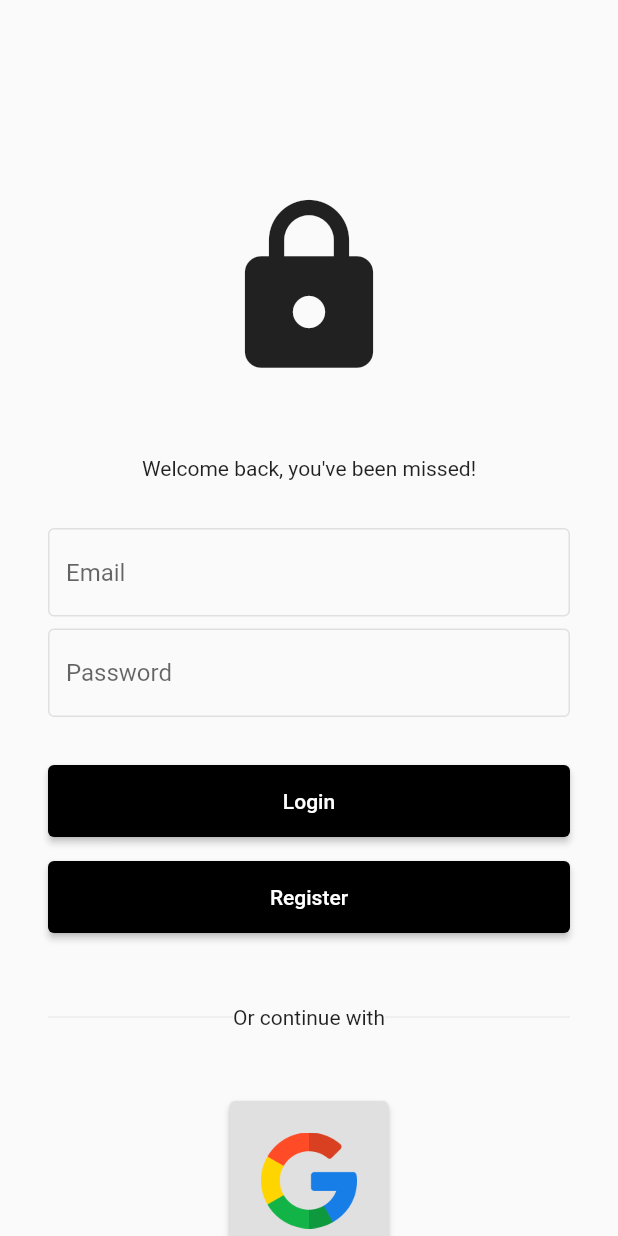
After one commit to alesed/flash-cards-mobile, a Flutter app: the screen it shows after launch, on a phone screen of 412 x 824 dp. The commit adds this screen. Run offline on Flutter 3.47's test engine with Material 2 defaults, Android fonts, the phone set to English and light mode, and no system bars; our stand-ins replace cloud_firestore, firebase_auth, firebase_core, get_it, rxdart, swipe_cards; accounts and stored records are empty.

Commit message:
Add an auth page that handles login status

```diff
--- a/lib/features/auth/pages/auth_page.dart
+++ b/lib/features/auth/pages/auth_page.dart
@@ -1,6 +1,7 @@
+import 'package:flashcards/features/auth/pages/login_page.dart';
 import 'package:flashcards/features/auth/services/auth_service.dart';
+import 'package:flashcards/features/home/pages/home_page.dart';
 import 'package:flashcards/locator.dart';
-import 'package:flashcards/widgets/form_input.dart';
 import 'package:flutter/material.dart';
 
 class AuthPage extends StatelessWidget {
@@ -9,124 +10,16 @@ class AuthPage extends StatelessWidget {
   @override
   Widget build(BuildContext context) {
     final authService = getIt<AuthenticationService>();
-    final emailController = TextEditingController();
-    final passwordController = TextEditingController();
 
-    return Scaffold(
-      body: SingleChildScrollView(
-        child: Padding(
-          padding: EdgeInsets.all(32),
-          child: Column(
-            mainAxisAlignment: MainAxisAlignment.center,
-            children: [
-              SizedBox(height: 96),
-              Icon(Icons.lock, size: 128),
-              SizedBox(height: 48),
-              Text(
-                "Welcome back, you've been missed!",
-              ),
-              SizedBox(height: 32),
-              _buildInputForm(emailController, passwordController),
-              SizedBox(height: 32),
-              _buildAuthButton('Login', () async {
-                await authService.login(
-                  emailController.text,
-                  passwordController.text,
-                );
-              }),
-              SizedBox(height: 16),
-              _buildAuthButton('Register', () async {
-                await authService.createAccount(
-                  emailController.text,
-                  passwordController.text,
-                );
-              }),
-              SizedBox(height: 48),
-              _buildDivider(),
-              SizedBox(height: 48),
-              _buildSocialSitesLogin(),
-            ],
-          ),
-        ),
-      ),
+    return StreamBuilder(
+      stream: authService.authState,
+      builder: (context, snapshot) {
+        if (snapshot.hasData) {
+          return HomePage();
+        } else {
+          return LoginPage();
+        }
+      },
     );
   }
 }
-
-Form _buildInputForm(
-  TextEditingController emailController,
-  TextEditingController passwordController,
-) {
-  return Form(
-    child: Column(
-      children: [
-        FormInput(
-          controller: emailController,
-          hintText: 'Email',
-        ),
-        SizedBox(height: 8),
-        FormInput(
-          controller: passwordController,
-          hintText: 'Password',
-          obscureText: true,
-        )
-      ],
-    ),
-  );
-}
-
-SizedBox _buildAuthButton(String text, Function() onPressed) {
-  return SizedBox(
-    width: double.infinity,
-    child: ElevatedButton(
-      onPressed: onPressed,
-      style: ButtonStyle(
-        backgroundColor: MaterialStateProperty.all(Colors.black),
-        padding: MaterialStateProperty.all(
-          EdgeInsets.symmetric(vertical: 16),
-        ),
-      ),
-      child: Text(
-        text,
-        style: TextStyle(color: Colors.white),
-      ),
-    ),
-  );
-}
-
-Row _buildDivider() {
-  return Row(
-    children: [
-      Expanded(
-        child: Divider(
-          thickness: 0.5,
-        ),
-      ),
-      Text("Or continue with"),
-      Expanded(
-        child: Divider(
-          thickness: 0.5,
-        ),
-      ),
-    ],
-  );
-}
-
-Row _buildSocialSitesLogin() {
-  return Row(
-    mainAxisAlignment: MainAxisAlignment.spaceEvenly,
-    children: [
-      SizedBox(
-        width: 106,
-        height: 106,
-        child: ElevatedButton(
-          onPressed: () {},
-          style: ButtonStyle(
-            backgroundColor: MaterialStateProperty.all(Colors.grey.shade300),
-          ),
-          child: Image.asset('assets/images/google.png', width: 64),
-        ),
-      ),
-    ],
-  );
-}
--- /dev/null
+++ b/lib/features/auth/pages/login_page.dart
@@ -0,0 +1,132 @@
+import 'package:flashcards/features/auth/services/auth_service.dart';
+import 'package:flashcards/locator.dart';
+import 'package:flashcards/widgets/form_input.dart';
+import 'package:flutter/material.dart';
+
+class LoginPage extends StatelessWidget {
+  const LoginPage({super.key});
+
+  @override
+  Widget build(BuildContext context) {
+    final authService = getIt<AuthenticationService>();
+    final emailController = TextEditingController();
+    final passwordController = TextEditingController();
+
+    return Scaffold(
+      body: SingleChildScrollView(
+        child: Padding(
+          padding: EdgeInsets.all(32),
+          child: Column(
+            mainAxisAlignment: MainAxisAlignment.center,
+            children: [
+              SizedBox(height: 96),
+              Icon(Icons.lock, size: 128),
+              SizedBox(height: 48),
+              Text(
+                "Welcome back, you've been missed!",
+              ),
+              SizedBox(height: 32),
+              _buildInputForm(emailController, passwordController),
+              SizedBox(height: 32),
+              _buildAuthButton('Login', () async {
+                await authService.login(
+                  emailController.text,
+                  passwordController.text,
+                );
+              }),
+              SizedBox(height: 16),
+              _buildAuthButton('Register', () async {
+                await authService.createAccount(
+                  emailController.text,
+                  passwordController.text,
+                );
+              }),
+              SizedBox(height: 48),
+              _buildDivider(),
+              SizedBox(height: 48),
+              _buildSocialSitesLogin(),
+            ],
+          ),
+        ),
+      ),
+    );
+  }
+}
+
+Form _buildInputForm(
+  TextEditingController emailController,
+  TextEditingController passwordController,
+) {
+  return Form(
+    child: Column(
+      children: [
+        FormInput(
+          controller: emailController,
+          hintText: 'Email',
+        ),
+        SizedBox(height: 8),
+        FormInput(
+          controller: passwordController,
+          hintText: 'Password',
+          obscureText: true,
+        )
+      ],
+    ),
+  );
+}
+
+SizedBox _buildAuthButton(String text, Function() onPressed) {
+  return SizedBox(
+    width: double.infinity,
+    child: ElevatedButton(
+      onPressed: onPressed,
+      style: ButtonStyle(
+        backgroundColor: MaterialStateProperty.all(Colors.black),
+        padding: MaterialStateProperty.all(
+          EdgeInsets.symmetric(vertical: 16),
+        ),
+      ),
+      child: Text(
+        text,
+        style: TextStyle(color: Colors.white),
+      ),
+    ),
+  );
+}
+
+Row _buildDivider() {
+  return Row(
+    children: [
+      Expanded(
+        child: Divider(
+          thickness: 0.5,
+        ),
+      ),
+      Text("Or continue with"),
+      Expanded(
+        child: Divider(
+          thickness: 0.5,
+        ),
+      ),
+    ],
+  );
+}
+
+Row _buildSocialSitesLogin() {
+  return Row(
+    mainAxisAlignment: MainAxisAlignment.spaceEvenly,
+    children: [
+      SizedBox(
+        width: 106,
+        height: 106,
+        child: ElevatedButton(
+          onPressed: () {},
+          style: ButtonStyle(
+            backgroundColor: MaterialStateProperty.all(Colors.grey.shade300),
+          ),
+          child: Image.asset('assets/images/google.png', width: 64),
+        ),
+      ),
+    ],
+  );
+}
--- a/lib/features/auth/services/auth_service.dart
+++ b/lib/features/auth/services/auth_service.dart
@@ -7,7 +7,7 @@ class AuthenticationService {
 
   AuthenticationService() : _firebaseAuth = FirebaseAuth.instance;
 
-  Stream<User?> get currentUser => _authStateChanges;
+  Stream<User?> get authState => _authStateChanges;
 
   Future<void> login(
     String email,
--- a/lib/widgets/custom_navigation_drawer.dart
+++ b/lib/widgets/custom_navigation_drawer.dart
@@ -53,6 +53,11 @@ class CustomNavigationDrawer extends StatelessWidget {
             ),
             onTap: () async {
               await _authService.logout();
+              Navigator.pushAndRemoveUntil(
+                context,
+                MaterialPageRoute(builder: (context) => AuthPage()),
+                (route) => false,
+              );
             })
       ]),
     );
```
Also changed, not shown: lib/main.dart (+1 -16 lines).
